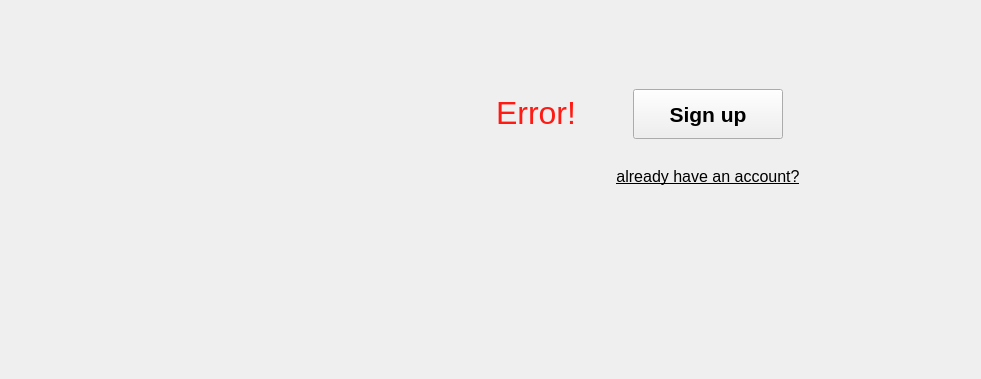
Above: ui/signup.ui from IvnGenza/EasyJob_39 before the change; both pictures show x 0 to 981 and y 390 to 769 of the 1351 by 769 pixel window. Below: the same form after it.
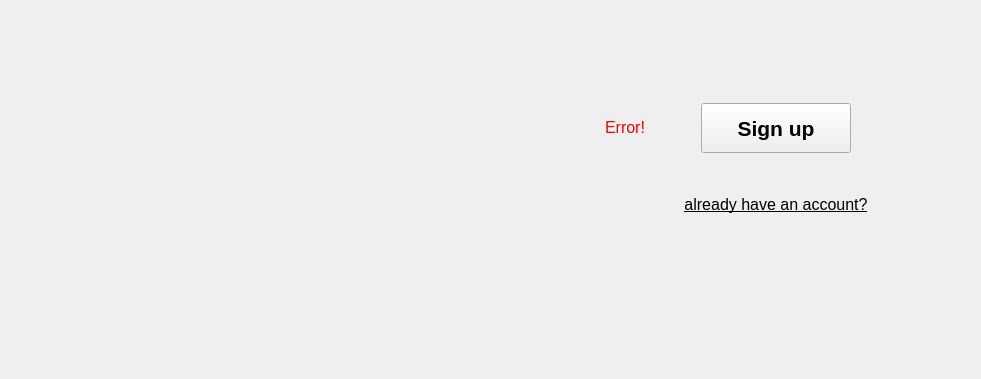
That is the form after the change.

What changed in the file:
```diff
--- a/ui/signup.ui
+++ b/ui/signup.ui
@@ -386,10 +386,10 @@
    <widget class="QWidget" name="gridLayoutWidget">
     <property name="geometry">
      <rect>
-      <x>470</x>
+      <x>120</x>
       <y>460</y>
-      <width>361</width>
-      <height>139</height>
+      <width>781</width>
+      <height>181</height>
      </rect>
     </property>
     <layout class="QGridLayout" name="gridLayout_2">
@@ -464,18 +464,18 @@
       <widget class="QLabel" name="wrong_data_label">
        <property name="minimumSize">
         <size>
-         <width>90</width>
-         <height>50</height>
+         <width>500</width>
+         <height>0</height>
         </size>
        </property>
        <property name="maximumSize">
         <size>
-         <width>90</width>
-         <height>50</height>
+         <width>500</width>
+         <height>16777215</height>
         </size>
        </property>
        <property name="text">
-        <string>&lt;html&gt;&lt;head/&gt;&lt;body&gt;&lt;p align=&quot;center&quot;&gt;&lt;span style=&quot; font-size:24pt; color:#ff1a13;&quot;&gt;Error!&lt;/span&gt;&lt;/p&gt;&lt;/body&gt;&lt;/html&gt;</string>
+        <string>&lt;html&gt;&lt;head/&gt;&lt;body&gt;&lt;p align=&quot;right&quot;&gt;&lt;span style=&quot; font-size:12pt; color:#ff0000;&quot;&gt;Error!&lt;/span&gt;&lt;/p&gt;&lt;/body&gt;&lt;/html&gt;</string>
        </property>
       </widget>
      </item>
```
Left out of the diff: 64 changed lines with no effect on the pictures.
